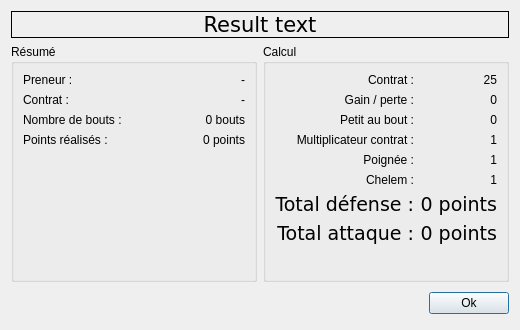
Above: src/client/ResultUI.ui from belegar/tarotclub before the change. Below: the same form after it.
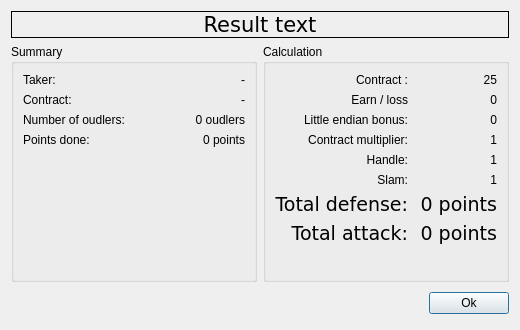
That is the form after the change.

Patch:
```diff
--- a/src/client/ResultUI.ui
+++ b/src/client/ResultUI.ui
@@ -53,7 +53,7 @@
    <item row="1" column="0">
     <widget class="QGroupBox" name="groupBox">
      <property name="title">
-      <string>Résumé</string>
+      <string>Summary</string>
      </property>
      <layout class="QGridLayout">
       <property name="leftMargin">
@@ -108,28 +108,28 @@
           <item>
            <widget class="QLabel" name="TextLabel1">
             <property name="text">
-             <string>Preneur :</string>
+             <string>Taker:</string>
             </property>
            </widget>
           </item>
           <item>
            <widget class="QLabel" name="TextLabel2">
             <property name="text">
-             <string>Contrat :</string>
+             <string>Contract:</string>
             </property>
            </widget>
           </item>
           <item>
            <widget class="QLabel" name="TextLabel3">
             <property name="text">
-             <string>Nombre de bouts :</string>
+             <string>Number of oudlers:</string>
             </property>
            </widget>
           </item>
           <item>
            <widget class="QLabel" name="TextLabel5">
             <property name="text">
-             <string>Points réalisés :</string>
+             <string>Points done:</string>
             </property>
            </widget>
           </item>
@@ -175,7 +175,7 @@
           <item>
            <widget class="QLabel" name="lblNbBouts">
             <property name="text">
-             <string>0 bouts</string>
+             <string>0 oudlers</string>
             </property>
             <property name="alignment">
              <set>Qt::AlignRight|Qt::AlignTrailing|Qt::AlignVCenter</set>
@@ -215,7 +215,7 @@
    <item row="1" column="1">
     <widget class="QGroupBox" name="groupBox_2">
      <property name="title">
-      <string>Calcul</string>
+      <string>Calculation</string>
      </property>
      <layout class="QGridLayout">
       <property name="leftMargin">
@@ -270,7 +270,7 @@
           <item>
            <widget class="QLabel" name="TextLabel1_2">
             <property name="text">
-             <string>Contrat :</string>
+             <string>Contract :</string>
             </property>
             <property name="alignment">
              <set>Qt::AlignRight|Qt::AlignTrailing|Qt::AlignVCenter</set>
@@ -280,7 +280,7 @@
           <item>
            <widget class="QLabel" name="TextLabel2_2">
             <property name="text">
-             <string>Gain / perte :</string>
+             <string>Earn / loss</string>
             </property>
             <property name="alignment">
              <set>Qt::AlignRight|Qt::AlignTrailing|Qt::AlignVCenter</set>
@@ -290,7 +290,7 @@
           <item>
            <widget class="QLabel" name="TextLabel4_2">
             <property name="text">
-             <string>Petit au bout :</string>
+             <string>Little endian bonus:</string>
             </property>
             <property name="alignment">
              <set>Qt::AlignRight|Qt::AlignTrailing|Qt::AlignVCenter</set>
@@ -300,7 +300,7 @@
           <item>
            <widget class="QLabel" name="TextLabel3_2">
             <property name="text">
-             <string>Multiplicateur contrat :</string>
+             <string>Contract multiplier:</string>
             </property>
             <property name="alignment">
              <set>Qt::AlignRight|Qt::AlignTrailing|Qt::AlignVCenter</set>
@@ -310,7 +310,7 @@
           <item>
            <widget class="QLabel" name="TextLabel5_2">
             <property name="text">
-             <string>Poignée :</string>
+             <string>Handle:</string>
             </property>
             <property name="alignment">
              <set>Qt::AlignRight|Qt::AlignTrailing|Qt::AlignVCenter</set>
@@ -320,7 +320,7 @@
           <item>
            <widget class="QLabel" name="TextLabel6_2">
             <property name="text">
-             <string>Chelem :</string>
+             <string>Slam:</string>
             </property>
             <property name="alignment">
              <set>Qt::AlignRight|Qt::AlignTrailing|Qt::AlignVCenter</set>
@@ -341,7 +341,7 @@
              </font>
             </property>
             <property name="text">
-             <string>Total défense :</string>
+             <string>Total defense:</string>
             </property>
             <property name="alignment">
              <set>Qt::AlignRight|Qt::AlignTrailing|Qt::AlignVCenter</set>
@@ -362,7 +362,7 @@
              </font>
             </property>
             <property name="text">
-             <string>Total attaque :</string>
+             <string>Total attack:</string>
             </property>
             <property name="alignment">
              <set>Qt::AlignRight|Qt::AlignTrailing|Qt::AlignVCenter</set>
```
